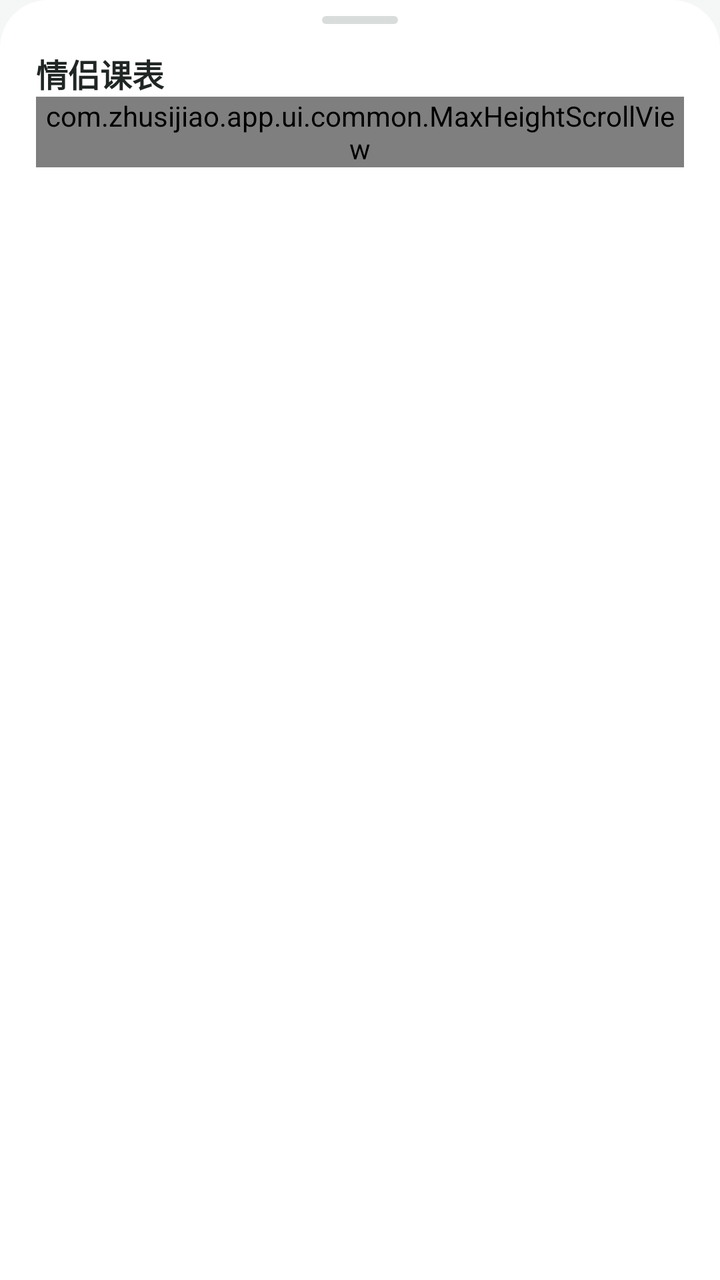
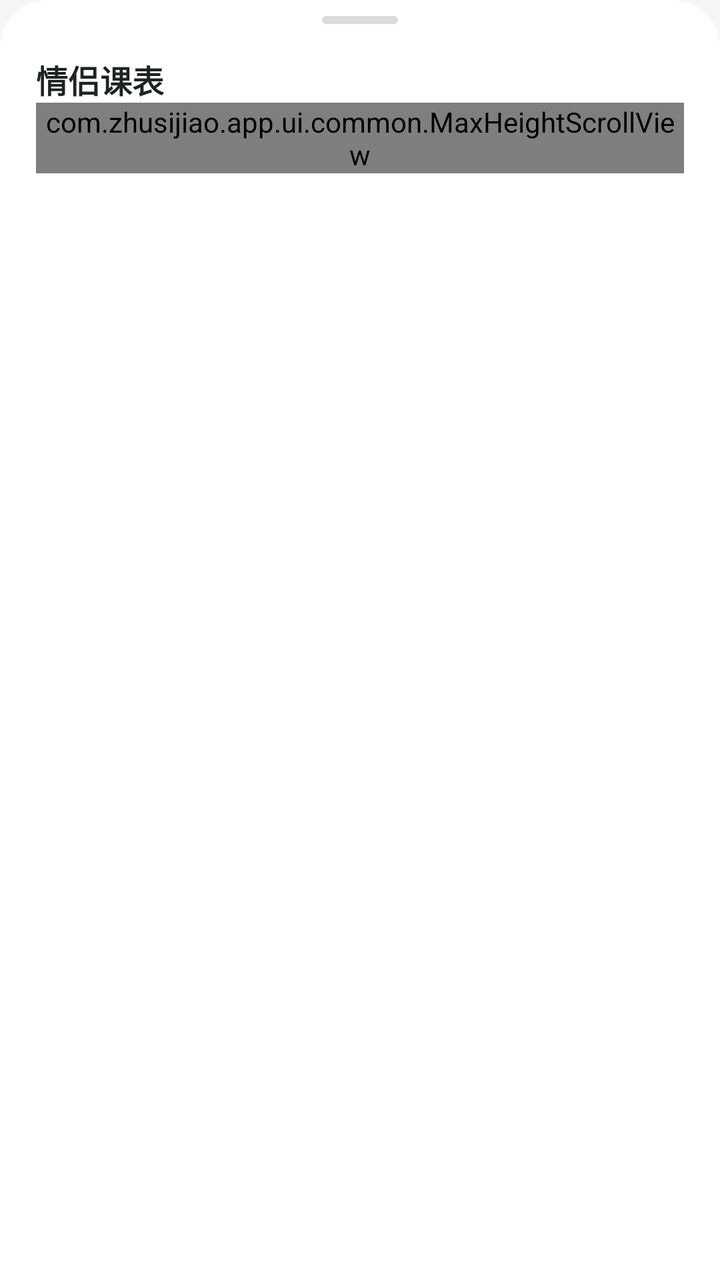

Before-and-after screenshots of an Android layout around one commit, followed by the original layout XML and the change that was made.
<!-- AndroidManifest.xml: application theme Theme.Zhusijiao -->
<!-- res/layout/dialog_couple_settings.xml -->
<?xml version="1.0" encoding="utf-8"?>
<LinearLayout xmlns:android="http://schemas.android.com/apk/res/android"
    xmlns:tools="http://schemas.android.com/tools"
    android:layout_width="match_parent"
    android:layout_height="wrap_content"
    android:background="@drawable/bg_sheet"
    android:orientation="vertical"
    android:paddingStart="18dp"
    android:paddingTop="8dp"
    android:paddingEnd="18dp"
    android:paddingBottom="14dp">

    <View
        android:layout_width="38dp"
        android:layout_height="4dp"
        android:layout_gravity="center_horizontal"
        android:layout_marginBottom="13dp"
        android:background="@drawable/bg_sheet_handle" />

    <TextView
        android:layout_width="match_parent"
        android:layout_height="wrap_content"
        android:text="@string/couple_settings_title"
        android:textColor="@color/heading_ink"
        android:textSize="@dimen/text_subtitle"
        android:textStyle="bold" />

    <com.zhusijiao.app.ui.common.MaxHeightScrollView
        android:layout_width="match_parent"
        android:layout_height="wrap_content">

        <LinearLayout
            android:layout_width="match_parent"
            android:layout_height="wrap_content"
            android:orientation="vertical">

            <TextView
                android:layout_width="match_parent"
                android:layout_height="wrap_content"
                android:layout_marginTop="12dp"
                android:text="@string/couple_settings_display"
                android:textColor="@color/field_label"
                android:textSize="@dimen/text_hint"
                android:textStyle="bold" />

            
            <LinearLayout
                android:id="@+id/nowLineRow"
                android:layout_width="match_parent"
                android:layout_height="wrap_content"
                android:clickable="true"
                android:focusable="false"
                android:gravity="center_vertical"
                android:importantForAccessibility="no"
                android:minHeight="56dp"
                android:orientation="horizontal"
                android:paddingTop="6dp"
                android:paddingBottom="6dp"
                tools:ignore="KeyboardInaccessibleWidget">

                <LinearLayout
                    android:layout_width="0dp"
                    android:layout_height="wrap_content"
                    android:layout_weight="1"
                    android:orientation="vertical"
                    android:paddingEnd="10dp">

                    <TextView
                        android:layout_width="wrap_content"
                        android:layout_height="wrap_content"
                        android:text="@string/couple_setting_now_line"
                        android:textColor="@color/body_ink"
                        android:textSize="@dimen/text_body" />
                </LinearLayout>

                <com.zhusijiao.app.ui.common.ToggleView
                    android:id="@+id/nowLineToggle"
                    android:layout_width="50dp"
                    android:layout_height="32dp"
                    android:contentDescription="@string/couple_setting_now_line" />
            </LinearLayout>

            <View
                android:layout_width="match_parent"
                android:layout_height="1px"
                android:background="@color/detail_border" />

            
            <LinearLayout
                android:id="@+id/highlightRow"
                android:layout_width="match_parent"
                android:layout_height="wrap_content"
                android:clickable="true"
                android:focusable="false"
                android:gravity="center_vertical"
                android:importantForAccessibility="no"
                android:minHeight="56dp"
                android:orientation="horizontal"
                android:paddingTop="6dp"
                android:paddingBottom="6dp"
                tools:ignore="KeyboardInaccessibleWidget">

                <LinearLayout
                    android:layout_width="0dp"
                    android:layout_height="wrap_content"
                    android:layout_weight="1"
                    android:orientation="vertical"
                    android:paddingEnd="10dp">

                    <TextView
                        android:layout_width="wrap_content"
                        android:layout_height="wrap_content"
                        android:text="@string/couple_setting_highlight"
                        android:textColor="@color/body_ink"
                        android:textSize="@dimen/text_body" />
                </LinearLayout>

                <com.zhusijiao.app.ui.common.ToggleView
                    android:id="@+id/highlightToggle"
                    android:layout_width="50dp"
                    android:layout_height="32dp"
                    android:contentDescription="@string/couple_setting_highlight" />
            </LinearLayout>

            <View
                android:layout_width="match_parent"
                android:layout_height="1px"
                android:background="@color/detail_border" />

            
            <LinearLayout
                android:id="@+id/freeLabelRow"
                android:layout_width="match_parent"
                android:layout_height="wrap_content"
                android:clickable="true"
                android:focusable="false"
                android:gravity="center_vertical"
                android:importantForAccessibility="no"
                android:minHeight="56dp"
                android:orientation="horizontal"
                android:paddingTop="6dp"
                android:paddingBottom="6dp"
                tools:ignore="KeyboardInaccessibleWidget">

                <LinearLayout
                    android:layout_width="0dp"
                    android:layout_height="wrap_content"
                    android:layout_weight="1"
                    android:orientation="vertical"
                    android:paddingEnd="10dp">

                    <TextView
                        android:layout_width="wrap_content"
                        android:layout_height="wrap_content"
                        android:text="@string/couple_setting_free_label"
                        android:textColor="@color/body_ink"
                        android:textSize="@dimen/text_body" />
                </LinearLayout>

                <com.zhusijiao.app.ui.common.ToggleView
                    android:id="@+id/freeLabelToggle"
                    android:layout_width="50dp"
                    android:layout_height="32dp"
                    android:contentDescription="@string/couple_setting_free_label" />
            </LinearLayout>

            <View
                android:layout_width="match_parent"
                android:layout_height="1px"
                android:background="@color/detail_border" />

            <TextView
                android:layout_width="match_parent"
                android:layout_height="wrap_content"
                android:layout_marginTop="16dp"
                android:text="@string/couple_settings_binding"
                android:textColor="@color/field_label"
                android:textSize="@dimen/text_hint"
                android:textStyle="bold" />

            <LinearLayout
                android:id="@+id/profileRow"
                android:layout_width="match_parent"
                android:layout_height="wrap_content"
                android:background="@drawable/bg_menu_row"
                android:clickable="true"
                android:focusable="true"
                android:gravity="center_vertical"
                android:minHeight="52dp"
                android:orientation="horizontal">

                <TextView
                    android:layout_width="0dp"
                    android:layout_height="wrap_content"
                    android:layout_weight="1"
                    android:text="@string/couple_setting_profile"
                    android:textColor="@color/body_ink"
                    android:textSize="@dimen/text_body" />

                <View
                    android:id="@+id/profileSwatchMe"
                    android:layout_width="12dp"
                    android:layout_height="12dp" />

                <View
                    android:id="@+id/profileSwatchPartner"
                    android:layout_width="12dp"
                    android:layout_height="12dp"
                    android:layout_marginStart="5dp" />

                <TextView
                    android:layout_width="wrap_content"
                    android:layout_height="wrap_content"
                    android:layout_marginStart="8dp"
                    android:text="›"
                    android:textColor="@color/arrow_grey"
                    android:textSize="@dimen/text_title" />
            </LinearLayout>

            <View
                android:layout_width="match_parent"
                android:layout_height="1px"
                android:background="@color/detail_border" />

            <LinearLayout
                android:layout_width="match_parent"
                android:layout_height="wrap_content"
                android:minHeight="56dp"
                android:orientation="vertical"
                android:paddingTop="8dp"
                android:paddingBottom="8dp">

                <LinearLayout
                    android:layout_width="match_parent"
                    android:layout_height="wrap_content"
                    android:orientation="horizontal">

                    <TextView
                        android:layout_width="wrap_content"
                        android:layout_height="wrap_content"
                        android:text="@string/couple_setting_schedule"
                        android:textColor="@color/body_ink"
                        android:textSize="@dimen/text_body" />

                    <TextView
                        android:id="@+id/scheduleValue"
                        android:layout_width="0dp"
                        android:layout_height="wrap_content"
                        android:layout_marginStart="12dp"
                        android:layout_weight="1"
                        android:ellipsize="end"
                        android:gravity="end"
                        android:maxLines="1"
                        android:textColor="@color/muted"
                        android:textSize="@dimen/text_small" />
                </LinearLayout>

                <TextView
                    android:id="@+id/syncedValue"
                    android:layout_width="match_parent"
                    android:layout_height="wrap_content"
                    android:layout_marginTop="2dp"
                    android:textColor="@color/sub_a8"
                    android:textSize="@dimen/text_caption" />
            </LinearLayout>

            <View
                android:layout_width="match_parent"
                android:layout_height="1px"
                android:background="@color/detail_border" />

            <TextView
                android:id="@+id/unbindRow"
                android:layout_width="match_parent"
                android:layout_height="wrap_content"
                android:background="@drawable/bg_menu_row"
                android:clickable="true"
                android:focusable="true"
                android:gravity="center_vertical"
                android:minHeight="52dp"
                android:text="@string/couple_unbind"
                android:textColor="@color/danger"
                android:textSize="@dimen/text_body" />
        </LinearLayout>
    </com.zhusijiao.app.ui.common.MaxHeightScrollView>
</LinearLayout>
<!-- resources referenced by this layout -->
<resources>
  <color name="arrow_grey">#a2aaa6</color>
  <color name="body_ink">#333a37</color>
  <color name="danger">#b44c48</color>
  <color name="detail_border">#edf0ee</color>
  <color name="field_label">@color/text_secondary</color>
  <color name="heading_ink">#202623</color>
  <color name="muted">#7d8783</color>
  <color name="sub_a8">@color/text_disabled</color>
  <dimen name="text_body">14sp</dimen>
  <dimen name="text_caption">11sp</dimen>
  <dimen name="text_hint">12sp</dimen>
  <dimen name="text_small">13sp</dimen>
  <dimen name="text_subtitle">16sp</dimen>
  <dimen name="text_title">18sp</dimen>
  <!-- drawable bg_sheet_handle (drawable) -->
  <?xml version="1.0" encoding="utf-8"?>
  
  <shape xmlns:android="http://schemas.android.com/apk/res/android" android:shape="rectangle">
      <solid android:color="@color/sheet_handle" />
      <corners android:radius="4dp" />
  </shape>
  <string name="couple_setting_free_label">显示「都有空」时长</string>
  <string name="couple_setting_highlight">高亮都有空的时段</string>
  <string name="couple_setting_now_line">显示当前时间线</string>
  <string name="couple_setting_profile">名字和颜色</string>
  <string name="couple_setting_schedule">TA 看到的课表</string>
  <string name="couple_settings_binding">绑定</string>
  <string name="couple_settings_display">显示</string>
  <string name="couple_settings_title">情侣课表</string>
  <string name="couple_unbind">解除绑定</string>
  <style name="Theme.Zhusijiao" parent="Theme.AppCompat.Light.NoActionBar">
          <item name="colorPrimary">@color/accent</item>
          <item name="colorPrimaryDark">@color/accent</item>
          <item name="colorAccent">@color/accent</item>
          <item name="colorControlActivated">@color/accent</item>
          <item name="android:textColorPrimary">@color/ink</item>
          <item name="android:textColorSecondary">@color/muted</item>
          <item name="android:windowBackground">@color/background</item>
          <item name="android:statusBarColor">@color/background</item>
          <item name="android:navigationBarColor">@color/surface</item>
          <item name="android:windowLightStatusBar" tools:targetApi="m">true</item>
          <item name="android:windowLightNavigationBar" tools:targetApi="o_mr1">true</item>
          <item name="android:alertDialogTheme">@style/Theme.Zhusijiao.Dialog</item>
          <item name="alertDialogTheme">@style/Theme.Zhusijiao.Dialog</item>
      </style>
  <color name="text_secondary">#5f6965</color>
  <color name="text_disabled">#a2aba7</color>
  <color name="hover_bg">#f2f5f4</color>
  <color name="surface">#ffffff</color>
  <dimen name="radius_xl">24dp</dimen>
  <color name="sheet_handle">#d8dddb</color>
  <color name="accent">#2f7d68</color>
  <color name="ink">#202725</color>
  <color name="background">#f5f7f6</color>
  <style name="Theme.Zhusijiao.Dialog" parent="Theme.AppCompat.Light.Dialog.Alert">
          <item name="colorAccent">@color/accent</item>
          <item name="android:textColorPrimary">@color/ink</item>
          <item name="buttonBarPositiveButtonStyle">@style/DialogButton</item>
          <item name="buttonBarNegativeButtonStyle">@style/DialogButton</item>
          <item name="buttonBarNeutralButtonStyle">@style/DialogButton</item>
      </style>
  <style name="DialogButton" parent="Widget.AppCompat.Button.ButtonBar.AlertDialog">
          <item name="android:textColor">@color/accent</item>
          <item name="android:textStyle">bold</item>
      </style>
  <!-- unchanged entries left out for length: 2 -->
</resources>

<!-- the commit's change to res/layout/dialog_couple_settings.xml (unified diff, before → after) -->
@@ -5,23 +5,15 @@
     android:layout_height="wrap_content"
     android:background="@drawable/bg_sheet"
     android:orientation="vertical"
-    android:paddingStart="18dp"
-    android:paddingTop="8dp"
-    android:paddingEnd="18dp"
-    android:paddingBottom="14dp">
-
-    <View
-        android:layout_width="38dp"
-        android:layout_height="4dp"
-        android:layout_gravity="center_horizontal"
-        android:layout_marginBottom="13dp"
-        android:background="@drawable/bg_sheet_handle" />
+    style="@style/SheetRoot">
+
+    <View style="@style/SheetHandle" />
 
     <TextView
         android:layout_width="match_parent"
         android:layout_height="wrap_content"
         android:text="@string/couple_settings_title"
-        android:textColor="@color/heading_ink"
+        android:textColor="@color/text_primary"
         android:textSize="@dimen/text_subtitle"
         android:textStyle="bold" />
 
@@ -39,7 +31,7 @@
                 android:layout_height="wrap_content"
                 android:layout_marginTop="12dp"
                 android:text="@string/couple_settings_display"
-                android:textColor="@color/field_label"
+                android:textColor="@color/text_secondary"
                 android:textSize="@dimen/text_hint"
                 android:textStyle="bold" />
 
@@ -69,7 +61,7 @@
                         android:layout_width="wrap_content"
                         android:layout_height="wrap_content"
                         android:text="@string/couple_setting_now_line"
-                        android:textColor="@color/body_ink"
+                        android:textColor="@color/text_primary"
                         android:textSize="@dimen/text_body" />
                 </LinearLayout>
 
@@ -111,7 +103,7 @@
                         android:layout_width="wrap_content"
                         android:layout_height="wrap_content"
                         android:text="@string/couple_setting_highlight"
-                        android:textColor="@color/body_ink"
+                        android:textColor="@color/text_primary"
                         android:textSize="@dimen/text_body" />
                 </LinearLayout>
 
@@ -153,7 +145,7 @@
                         android:layout_width="wrap_content"
                         android:layout_height="wrap_content"
                         android:text="@string/couple_setting_free_label"
-                        android:textColor="@color/body_ink"
+                        android:textColor="@color/text_primary"
                         android:textSize="@dimen/text_body" />
                 </LinearLayout>
 
@@ -174,7 +166,7 @@
                 android:layout_height="wrap_content"
                 android:layout_marginTop="16dp"
                 android:text="@string/couple_settings_binding"
-                android:textColor="@color/field_label"
+                android:textColor="@color/text_secondary"
                 android:textSize="@dimen/text_hint"
                 android:textStyle="bold" />
 
@@ -194,7 +186,7 @@
                     android:layout_height="wrap_content"
                     android:layout_weight="1"
                     android:text="@string/couple_setting_profile"
-                    android:textColor="@color/body_ink"
+                    android:textColor="@color/text_primary"
                     android:textSize="@dimen/text_body" />
 
                 <View
@@ -239,7 +231,7 @@
                         android:layout_width="wrap_content"
                         android:layout_height="wrap_content"
                         android:text="@string/couple_setting_schedule"
-                        android:textColor="@color/body_ink"
+                        android:textColor="@color/text_primary"
                         android:textSize="@dimen/text_body" />
 
                     <TextView
@@ -251,7 +243,7 @@
                         android:ellipsize="end"
                         android:gravity="end"
                         android:maxLines="1"
-                        android:textColor="@color/muted"
+                        android:textColor="@color/text_secondary"
                         android:textSize="@dimen/text_small" />
                 </LinearLayout>
 
@@ -260,7 +252,7 @@
                     android:layout_width="match_parent"
                     android:layout_height="wrap_content"
                     android:layout_marginTop="2dp"
-                    android:textColor="@color/sub_a8"
+                    android:textColor="@color/text_disabled"
                     android:textSize="@dimen/text_caption" />
             </LinearLayout>
 
<!-- resource entries referenced after the edit -->
@@ -1,13 +1,8 @@
 <!-- resources referenced by this layout -->
 <resources>
   <color name="arrow_grey">#a2aaa6</color>
-  <color name="body_ink">#333a37</color>
   <color name="danger">#b44c48</color>
   <color name="detail_border">#edf0ee</color>
-  <color name="field_label">@color/text_secondary</color>
-  <color name="heading_ink">#202623</color>
-  <color name="muted">#7d8783</color>
-  <color name="sub_a8">@color/text_disabled</color>
   <dimen name="text_body">14sp</dimen>
   <dimen name="text_caption">11sp</dimen>
   <dimen name="text_hint">12sp</dimen>
@@ -30,13 +25,26 @@
   <string name="couple_settings_display">显示</string>
   <string name="couple_settings_title">情侣课表</string>
   <string name="couple_unbind">解除绑定</string>
+  <style name="SheetHandle">
+          <item name="android:layout_width">38dp</item>
+          <item name="android:layout_height">4dp</item>
+          <item name="android:layout_gravity">center_horizontal</item>
+          <item name="android:layout_marginBottom">16dp</item>
+          <item name="android:background">@drawable/bg_sheet_handle</item>
+      </style>
+  <style name="SheetRoot">
+          <item name="android:paddingStart">18dp</item>
+          <item name="android:paddingTop">8dp</item>
+          <item name="android:paddingEnd">18dp</item>
+          <item name="android:paddingBottom">16dp</item>
+      </style>
   <style name="Theme.Zhusijiao" parent="Theme.AppCompat.Light.NoActionBar">
           <item name="colorPrimary">@color/accent</item>
           <item name="colorPrimaryDark">@color/accent</item>
           <item name="colorAccent">@color/accent</item>
           <item name="colorControlActivated">@color/accent</item>
-          <item name="android:textColorPrimary">@color/ink</item>
-          <item name="android:textColorSecondary">@color/muted</item>
+          <item name="android:textColorPrimary">@color/text_primary</item>
+          <item name="android:textColorSecondary">@color/text_secondary</item>
           <item name="android:windowBackground">@color/background</item>
           <item name="android:statusBarColor">@color/background</item>
           <item name="android:navigationBarColor">@color/surface</item>
@@ -47,16 +55,16 @@
       </style>
   <color name="text_secondary">#5f6965</color>
   <color name="text_disabled">#a2aba7</color>
+  <color name="text_primary">#1d2421</color>
   <color name="hover_bg">#f2f5f4</color>
   <color name="surface">#ffffff</color>
   <dimen name="radius_xl">24dp</dimen>
   <color name="sheet_handle">#d8dddb</color>
   <color name="accent">#2f7d68</color>
-  <color name="ink">#202725</color>
   <color name="background">#f5f7f6</color>
   <style name="Theme.Zhusijiao.Dialog" parent="Theme.AppCompat.Light.Dialog.Alert">
           <item name="colorAccent">@color/accent</item>
-          <item name="android:textColorPrimary">@color/ink</item>
+          <item name="android:textColorPrimary">@color/text_primary</item>
           <item name="buttonBarPositiveButtonStyle">@style/DialogButton</item>
           <item name="buttonBarNegativeButtonStyle">@style/DialogButton</item>
           <item name="buttonBarNeutralButtonStyle">@style/DialogButton</item>
